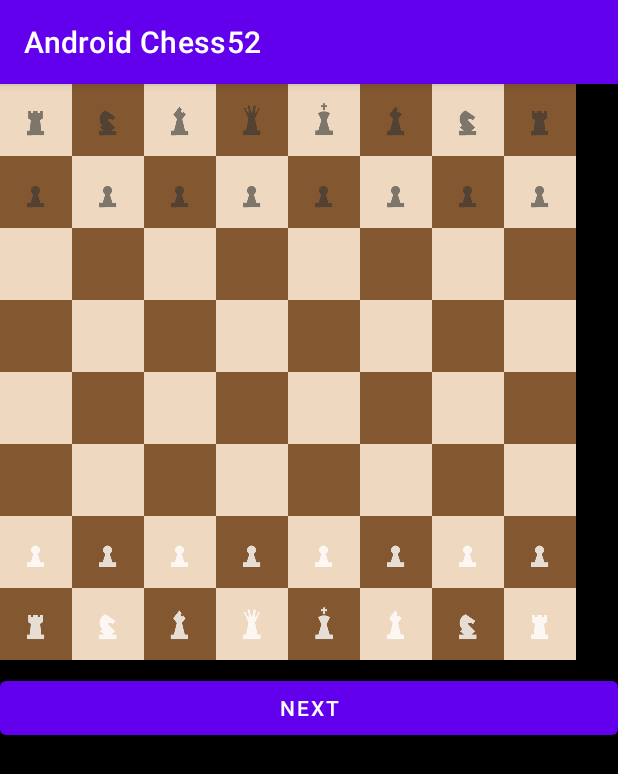
After one commit to crekhari/AndroidChessApp, an Android app: the RecordGame screen opened directly, with no data from a screen before it, on a phone screen of 412 x 824 dp. The commit adds this screen. Shown: the top 774 px of the screen. Run offline under Robolectric (Android 15) with nearby library versions, the phone set to English and light mode, and no system bars.

Commit message:
record back for game working

```diff
--- a/app/src/main/AndroidManifest.xml
+++ b/app/src/main/AndroidManifest.xml
@@ -18,6 +18,7 @@
         </activity>
         <activity android:name=".PlayGame"/>
         <activity android:name=".RecordController"/>
+        <activity android:name=".RecordGame"/>
     </application>
 
 </manifest>
--- a/app/src/main/java/com/example/androidchess52/MainActivity.java
+++ b/app/src/main/java/com/example/androidchess52/MainActivity.java
@@ -23,4 +23,9 @@ public class MainActivity extends AppCompatActivity {
         Intent i = new Intent(this, RecordController.class);
         startActivity(i);
     }
+
+    public void viewGame(View view) {
+        Intent i = new Intent(this, RecordGame.class);
+        startActivity(i);
+    }
 }
--- /dev/null
+++ b/app/src/main/java/com/example/androidchess52/RecordGame.java
@@ -0,0 +1,131 @@
+package com.example.androidchess52;
+
+import android.os.Bundle;
+import android.view.View;
+import android.widget.ImageButton;
+
+import androidx.appcompat.app.AppCompatActivity;
+
+import com.example.androidchess52.board.Board;
+import com.example.androidchess52.pieces.Piece;
+import com.example.androidchess52.pieces.Point;
+import com.example.androidchess52.pieces.Queen;
+
+import java.util.ArrayList;
+
+public class RecordGame extends AppCompatActivity {
+
+    public ArrayList<Point[]> moves;
+    public Board game;
+    int pointer;
+
+    @Override
+    protected void onCreate(Bundle savedInstanceState) {
+        super.onCreate(savedInstanceState);
+        setContentView(R.layout.record_game);
+
+        moves = new ArrayList<Point[]>();
+        game = new Board();
+        pointer = 0;
+        makeGame();
+        displayBoard(game.pieces);
+    }
+
+    public void makeGame() {
+        moves.add(new Point[]{new Point(6,4), new Point(4,4)});
+        moves.add(new Point[]{new Point(1,5), new Point(3,5)});
+        moves.add(new Point[]{new Point(6,3), new Point(4,3)});
+        moves.add(new Point[]{new Point(1,6), new Point(3,6)});
+        moves.add(new Point[]{new Point(7,3), new Point(3,7)});
+    }
+
+    public void nextMove(View view) {
+        makeMove(moves.get(pointer));
+        pointer++;
+    }
+
+    public void makeMove(Point[] move) {
+        if (game.checkPromotion(move)) {
+            game.promotion(new Queen(game.currentPlayer.toLowerCase(), 0, 0), move);
+            //displayBoard(game.pieces);
+        } else {
+            game.firstMove(move);
+            game.enpassant(move);
+            if (game.checkEnpassant(move)) {
+                game.doEnpassant(move);
+            } else {
+                game.doCastle(move);
+                game.makeMove(move);
+            }
+        }
+        displayBoard(game.pieces);
+    }
+
+    public void displayBoard(ArrayList<Piece> pieces) {
+        clearBoard();
+        for (int i = 0; i<8; i++) {
+            for (int j = 0; j<8; j++) {
+                Point temp = new Point(i,j);
+                for (Piece p: pieces) {
+                    if (p.location.equals(temp)) {
+                        ImageButton found = findButtonById(game.position(temp));
+                        found.setImageResource(getPieceImage(p));
+                    }
+                }
+            }
+        }
+    }
+
+    public void clearBoard() {
+        for (int i = 0; i<9; i++) {
+            for (int j = 0; j<9; j++) {
+                StringBuilder sb = new StringBuilder();
+                sb.append(game.numberToLetter(i));
+                sb.append(j);
+                ImageButton found = findButtonById(sb.toString());
+                try {
+                    found.getDrawable();
+                    found.setImageResource(0);
+                } catch (Exception e) {
+                    System.out.println("there is no image here!");
+                }
+            }
+        }
+    }
+
+    public ImageButton findButtonById(String id) {
+        return (ImageButton)findViewById(getResources().getIdentifier(id, "id", this.getPackageName()));
+    }
+
+    public int getPieceImage(Piece p) {
+        String name = p.getName();
+        switch (name) {
+            case "wR ":
+                return R.drawable.whiterook;
+            case "wB ":
+                return R.drawable.whitebishop;
+            case "wN ":
+                return R.drawable.whiteknight;
+            case "wQ ":
+                return R.drawable.whitequeen;
+            case "wK ":
+                return R.drawable.whiteking;
+            case "wp ":
+                return R.drawable.whitepawn;
+            case "bR ":
+                return R.drawable.blackrook;
+            case "bB ":
+                return R.drawable.blackbishop;
+            case "bN ":
+                return R.drawable.blackknight;
+            case "bQ ":
+                return R.drawable.blackqueen;
+            case "bK ":
+                return R.drawable.blackking;
+            case "bp ":
+                return R.drawable.blackpawn;
+        }
+        return -1;
+    }
+
+}
--- a/app/src/main/res/layout/activity_main.xml
+++ b/app/src/main/res/layout/activity_main.xml
@@ -30,6 +30,14 @@
             android:onClick="recordScreen"
             android:text="Record" />
 
+        <Button
+            android:id="@+id/viewgametrial"
+            android:layout_width="match_parent"
+            android:layout_height="match_parent"
+            android:layout_weight="2"
+            android:onClick="viewGame"
+            android:text="Test" />
+
 
     </TableRow>
 
--- /dev/null
+++ b/app/src/main/res/layout/record_game.xml
@@ -0,0 +1,414 @@
+<?xml version="1.0" encoding="utf-8"?>
+<androidx.constraintlayout.widget.ConstraintLayout
+    xmlns:android="http://schemas.android.com/apk/res/android"
+    xmlns:app="http://schemas.android.com/apk/res-auto"
+    xmlns:tools="http://schemas.android.com/tools"
+    android:layout_width="match_parent"
+    tools:context=".RecordGame"
+    android:layout_height="match_parent">
+
+
+    <LinearLayout
+        android:orientation="vertical"
+        android:layout_width="0dp"
+        android:layout_height="0dp"
+        android:background="@android:color/background_dark"
+        tools:layout_constraintTop_creator="1"
+        tools:layout_constraintRight_creator="1"
+        tools:layout_constraintBottom_creator="1"
+        app:layout_constraintBottom_toBottomOf="parent"
+        app:layout_constraintRight_toRightOf="parent"
+        tools:layout_constraintLeft_creator="1"
+        app:layout_constraintLeft_toLeftOf="parent"
+        app:layout_constraintTop_toTopOf="parent">
+
+
+        <LinearLayout
+            android:layout_height="48dp"
+            android:layout_width="match_parent">
+            <ImageButton
+                android:id="@+id/a8"
+                android:layout_width="48dp"
+                android:layout_height="match_parent"
+                android:background="@color/lightb"/>
+            <ImageButton
+                android:id="@+id/b8"
+                android:layout_width="48dp"
+                android:layout_height="match_parent"
+                android:background="@color/darkb"/>
+            <ImageButton
+                android:id="@+id/c8"
+                android:layout_width="48dp"
+                android:layout_height="match_parent"
+                android:background="@color/lightb"/>
+            <ImageButton
+                android:id="@+id/d8"
+                android:layout_width="48dp"
+                android:layout_height="match_parent"
+                android:background="@color/darkb"/>
+            <ImageButton
+                android:id="@+id/e8"
+                android:layout_width="48dp"
+                android:layout_height="match_parent"
+                android:background="@color/lightb"/>
+            <ImageButton
+                android:id="@+id/f8"
+                android:layout_width="48dp"
+                android:layout_height="match_parent"
+                android:background="@color/darkb"/>
+            <ImageButton
+                android:id="@+id/g8"
+                android:layout_width="48dp"
+                android:layout_height="match_parent"
+                android:background="@color/lightb"/>
+            <ImageButton
+                android:id="@+id/h8"
+                android:layout_width="48dp"
+                android:layout_height="match_parent"
+                android:background="@color/darkb"/>
+        </LinearLayout>
+
+        <LinearLayout
+            android:layout_height="48dp"
+            android:layout_width="match_parent">
+
+            <ImageButton
+                android:id="@+id/a7"
+                android:layout_width="48dp"
+                android:layout_height="match_parent"
+                android:background="@color/darkb"/>
+            <ImageButton
+                android:id="@+id/b7"
+                android:layout_width="48dp"
+                android:layout_height="match_parent"
+                android:background="@color/lightb"/>
+            <ImageButton
+                android:id="@+id/c7"
+                android:layout_width="48dp"
+                android:layout_height="match_parent"
+                android:background="@color/darkb"/>
+            <ImageButton
+                android:id="@+id/d7"
+                android:layout_width="48dp"
+                android:layout_height="match_parent"
+                android:background="@color/lightb"/>
+            <ImageButton
+                android:id="@+id/e7"
+                android:layout_width="48dp"
+                android:layout_height="match_parent"
+                android:background="@color/darkb"/>
+            <ImageButton
+                android:id="@+id/f7"
+                android:layout_width="48dp"
+                android:layout_height="match_parent"
+                android:background="@color/lightb"/>
+            <ImageButton
+                android:id="@+id/g7"
+                android:layout_width="48dp"
+                android:layout_height="match_parent"
+                android:background="@color/darkb"/>
+            <ImageButton
+                android:id="@+id/h7"
+                android:layout_width="48dp"
+                android:layout_height="match_parent"
+                android:background="@color/lightb"/>
+        </LinearLayout>
+
+        <LinearLayout
+            android:layout_height="48dp"
+            android:layout_width="match_parent">
+
+            <ImageButton
+                android:id="@+id/a6"
+                android:layout_width="48dp"
+                android:layout_height="match_parent"
+                android:background="@color/lightb"/>
+            <ImageButton
+                android:id="@+id/b6"
+                android:layout_width="48dp"
+                android:layout_height="match_parent"
+                android:background="@color/darkb"/>
+            <ImageButton
+                android:id="@+id/c6"
+                android:layout_width="48dp"
+                android:layout_height="match_parent"
+                android:background="@color/lightb"/>
+            <ImageButton
+                android:id="@+id/d6"
+                android:layout_width="48dp"
+                android:layout_height="match_parent"
+                android:background="@color/darkb"/>
+            <ImageButton
+                android:id="@+id/e6"
+                android:layout_width="48dp"
+                android:layout_height="match_parent"
+                android:background="@color/lightb"/>
+            <ImageButton
+                android:id="@+id/f6"
+                android:layout_width="48dp"
+                android:layout_height="match_parent"
+                android:background="@color/darkb"/>
+            <ImageButton
+                android:id="@+id/g6"
+                android:layout_width="48dp"
+                android:layout_height="match_parent"
+                android:background="@color/lightb"/>
+            <ImageButton
+                android:id="@+id/h6"
+                android:layout_width="48dp"
+                android:layout_height="match_parent"
+                android:background="@color/darkb"/>
+        </LinearLayout>
+
+        <LinearLayout
+            android:layout_height="48dp"
+            android:layout_width="match_parent">
+
+            <ImageButton
+                android:id="@+id/a5"
+                android:layout_width="48dp"
+                android:layout_height="match_parent"
+                android:background="@color/darkb"/>
+            <ImageButton
+                android:id="@+id/b5"
+                android:layout_width="48dp"
+                android:layout_height="match_parent"
+                android:background="@color/lightb"/>
+            <ImageButton
+                android:id="@+id/c5"
+                android:layout_width="48dp"
+                android:layout_height="match_parent"
+                android:background="@color/darkb"/>
+            <ImageButton
+                android:id="@+id/d5"
+                android:layout_width="48dp"
+                android:layout_height="match_parent"
+                android:background="@color/lightb"/>
+            <ImageButton
+                android:id="@+id/e5"
+                android:layout_width="48dp"
+                android:layout_height="match_parent"
+                android:background="@color/darkb"/>
+            <ImageButton
+                android:id="@+id/f5"
+                android:layout_width="48dp"
+                android:layout_height="match_parent"
+                android:background="@color/lightb"/>
+            <ImageButton
+                android:id="@+id/g5"
+                android:layout_width="48dp"
+                android:layout_height="match_parent"
+                android:background="@color/darkb"/>
+            <ImageButton
+                android:id="@+id/h5"
+                android:layout_width="48dp"
+                android:layout_height="match_parent"
+                android:background="@color/lightb"/>
+        </LinearLayout>
+
+        <LinearLayout
+            android:layout_height="48dp"
+            android:layout_width="match_parent">
+
+            <ImageButton
+                android:id="@+id/a4"
+                android:layout_width="48dp"
+                android:layout_height="match_parent"
+                android:background="@color/lightb"/>
+            <ImageButton
+                android:id="@+id/b4"
+                android:layout_width="48dp"
+                android:layout_height="match_parent"
+                android:background="@color/darkb"/>
+            <ImageButton
+                android:id="@+id/c4"
+                android:layout_width="48dp"
+                android:layout_height="match_parent"
+                android:background="@color/lightb"/>
+            <ImageButton
+                android:id="@+id/d4"
+                android:layout_width="48dp"
+                android:layout_height="match_parent"
+                android:background="@color/darkb"/>
+            <ImageButton
+                android:id="@+id/e4"
+                android:layout_width="48dp"
+                android:layout_height="match_parent"
+                android:background="@color/lightb"/>
+            <ImageButton
+                android:id="@+id/f4"
+                android:layout_width="48dp"
+                android:layout_height="match_parent"
+                android:background="@color/darkb"/>
+            <ImageButton
+                android:id="@+id/g4"
+                android:layout_width="48dp"
+                android:layout_height="match_parent"
+                android:background="@color/lightb"/>
+            <ImageButton
+                android:id="@+id/h4"
+                android:layout_width="48dp"
+                android:layout_height="match_parent"
+                android:background="@color/darkb"/>
+        </LinearLayout>
+
+        <LinearLayout
+            android:layout_height="48dp"
+            android:layout_width="match_parent">
+
+            <ImageButton
+                android:id="@+id/a3"
+                android:layout_width="48dp"
+                android:layout_height="match_parent"
+                android:background="@color/darkb"/>
+            <ImageButton
+                android:id="@+id/b3"
+                android:layout_width="48dp"
+                android:layout_height="match_parent"
+                android:background="@color/lightb"/>
+            <ImageButton
+                android:id="@+id/c3"
+                android:layout_width="48dp"
+                android:layout_height="match_parent"
+                android:background="@color/darkb"/>
+            <ImageButton
+                android:id="@+id/d3"
+                android:layout_width="48dp"
+                android:layout_height="match_parent"
+                android:background="@color/lightb"/>
+            <ImageButton
+                android:id="@+id/e3"
+                android:layout_width="48dp"
+                android:layout_height="match_parent"
+                android:background="@color/darkb"/>
+            <ImageButton
+                android:id="@+id/f3"
+                android:layout_width="48dp"
+                android:layout_height="match_parent"
+                android:background="@color/lightb"/>
+            <ImageButton
+                android:id="@+id/g3"
+                android:layout_width="48dp"
+                android:layout_height="match_parent"
+                android:background="@color/darkb"/>
+            <ImageButton
+                android:id="@+id/h3"
+                android:layout_width="48dp"
+                android:layout_height="match_parent"
+                android:background="@color/lightb"/>
+        </LinearLayout>
+
+        <LinearLayout
+            android:layout_height="48dp"
+            android:layout_width="match_parent">
+
+            <ImageButton
+                android:id="@+id/a2"
+                android:layout_width="48dp"
+                android:layout_height="match_parent"
+                android:background="@color/lightb"/>
+            <ImageButton
+                android:id="@+id/b2"
+                android:layout_width="48dp"
+                android:layout_height="match_parent"
+                android:background="@color/darkb"/>
+            <ImageButton
+                android:id="@+id/c2"
+                android:layout_width="48dp"
+                android:layout_height="match_parent"
+                android:background="@color/lightb"/>
+            <ImageButton
+                android:id="@+id/d2"
+                android:layout_width="48dp"
+                android:layout_height="match_parent"
+                android:background="@color/darkb"/>
+            <ImageButton
+                android:id="@+id/e2"
+                android:layout_width="48dp"
+                android:layout_height="match_parent"
+                android:background="@color/lightb"/>
+            <ImageButton
+                android:id="@+id/f2"
+                android:layout_width="48dp"
+                android:layout_height="match_parent"
+                android:background="@color/darkb"/>
+            <ImageButton
+                android:id="@+id/g2"
+                android:layout_width="48dp"
+                android:layout_height="match_parent"
+                android:background="@color/lightb"/>
+            <ImageButton
+                android:id="@+id/h2"
+                android:layout_width="48dp"
+                android:layout_height="match_parent"
+                android:background="@color/darkb"/>
+        </LinearLayout>
+
+        <LinearLayout
+            android:layout_height="48dp"
+            android:layout_width="match_parent">
+
+            <ImageButton
+                android:id="@+id/a1"
+                android:layout_width="48dp"
+                android:layout_height="match_parent"
+                android:background="@color/darkb"/>
+            <ImageButton
+                android:id="@+id/b1"
+                android:layout_width="48dp"
+                android:layout_height="match_parent"
+                android:background="@color/lightb"/>
+            <ImageButton
+                android:id="@+id/c1"
+                android:layout_width="48dp"
+                android:layout_height="match_parent"
+                android:background="@color/darkb"/>
+            <ImageButton
+                android:id="@+id/d1"
+                android:layout_width="48dp"
+                android:layout_height="match_parent"
+                android:background="@color/lightb"/>
+            <ImageButton
+                android:id="@+id/e1"
+                android:layout_width="48dp"
+                android:layout_height="match_parent"
+                android:background="@color/darkb"/>
+            <ImageButton
+                android:id="@+id/f1"
+                android:layout_width="48dp"
+                android:layout_height="match_parent"
+                android:background="@color/lightb"/>
+            <ImageButton
+                android:id="@+id/g1"
+                android:layout_width="48dp"
+                android:layout_height="match_parent"
+                android:background="@color/darkb"/>
+            <ImageButton
+                android:id="@+id/h1"
+                android:layout_width="48dp"
+                android:layout_height="match_parent"
+                android:background="@color/lightb"/>
+        </LinearLayout>
+
+
+        <LinearLayout
+            android:layout_width="match_parent"
+            android:layout_height="64dp"
+            android:gravity="center_vertical">
+
+            <Button
+                android:id="@+id/next"
+                android:layout_width="0dp"
+                android:layout_height="48dp"
+                android:layout_weight="1"
+                android:onClick="nextMove"
+                android:text="Next" />
+
+
+        </LinearLayout>
+
+
+    </LinearLayout>
+
+
+</androidx.constraintlayout.widget.ConstraintLayout>
```
